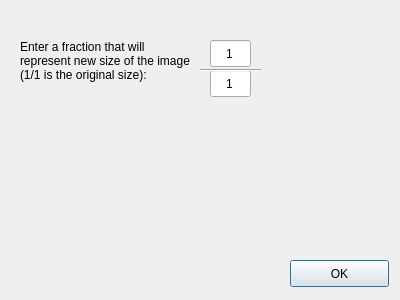
First picture: the form in resize_window.ui, repository soucevi1/python-simple-image-editor, before the edit.
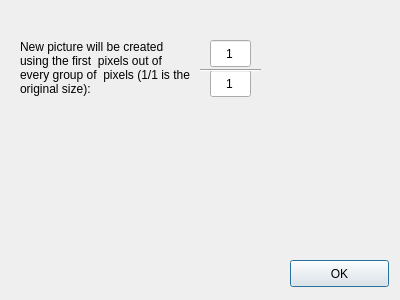
Second picture: the form after the edit.

Diff of the .ui file:
```diff
--- a/resize_window.ui
+++ b/resize_window.ui
@@ -83,11 +83,11 @@
      <x>20</x>
      <y>40</y>
      <width>171</width>
-     <height>71</height>
+     <height>111</height>
     </rect>
    </property>
    <property name="text">
-    <string>Enter a fraction that will represent new size of the image (1/1 is the original size):</string>
+    <string>New picture will be created using the first &lt;numerator&gt; pixels out of every group of &lt;denominator&gt; pixels (1/1 is the original size):</string>
    </property>
    <property name="alignment">
     <set>Qt::AlignLeading|Qt::AlignLeft|Qt::AlignTop</set>
```
